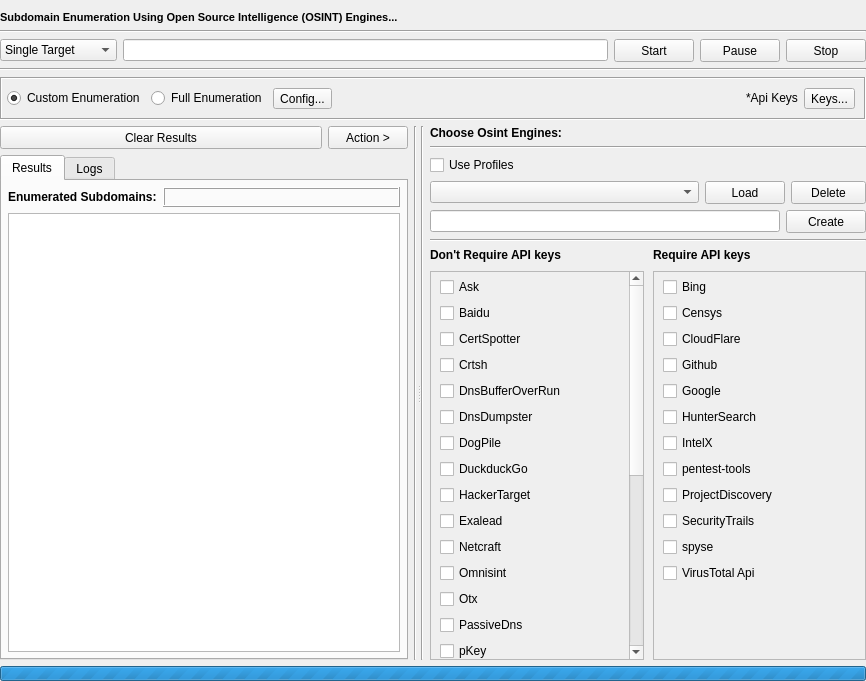
Old version of the form gui/src/engines/osint/Osint.ui in the repository 3nock/OTE.
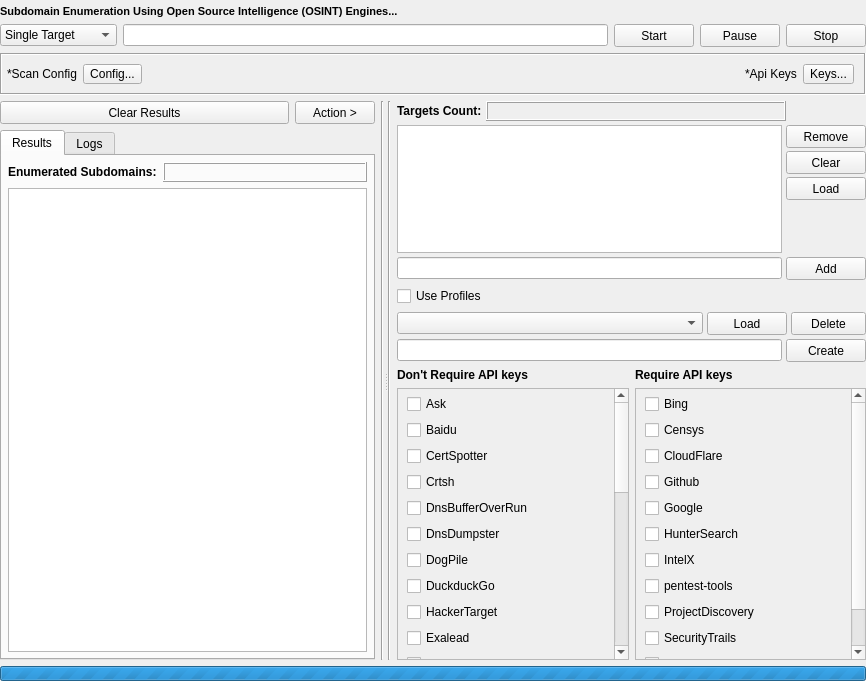
New version of the form.

```diff
--- a/gui/src/engines/osint/Osint.ui
+++ b/gui/src/engines/osint/Osint.ui
@@ -16,10 +16,13 @@
   <property name="styleSheet">
    <string notr="true"/>
   </property>
-  <layout class="QVBoxLayout" name="verticalLayout_17">
+  <layout class="QVBoxLayout" name="verticalLayout_12">
    <property name="leftMargin">
     <number>0</number>
    </property>
+   <property name="topMargin">
+    <number>5</number>
+   </property>
    <property name="rightMargin">
     <number>0</number>
    </property>
@@ -52,16 +55,6 @@
        </property>
       </widget>
      </item>
-     <item>
-      <widget class="Line" name="line">
-       <property name="styleSheet">
-        <string notr="true"/>
-       </property>
-       <property name="orientation">
-        <enum>Qt::Horizontal</enum>
-       </property>
-      </widget>
-     </item>
     </layout>
    </item>
    <item>
@@ -184,16 +177,6 @@
        </item>
       </layout>
      </item>
-     <item>
-      <widget class="Line" name="line_3">
-       <property name="styleSheet">
-        <string notr="true"/>
-       </property>
-       <property name="orientation">
-        <enum>Qt::Horizontal</enum>
-       </property>
-      </widget>
-     </item>
     </layout>
    </item>
    <item>
@@ -206,6 +189,18 @@
          <verstretch>0</verstretch>
         </sizepolicy>
        </property>
+       <property name="minimumSize">
+        <size>
+         <width>0</width>
+         <height>42</height>
+        </size>
+       </property>
+       <property name="maximumSize">
+        <size>
+         <width>16777215</width>
+         <height>42</height>
+        </size>
+       </property>
        <property name="styleSheet">
         <string notr="true"/>
        </property>
@@ -220,22 +215,12 @@
          <number>5</number>
         </property>
         <property name="rightMargin">
-         <number>9</number>
+         <number>10</number>
         </property>
         <item>
-         <widget class="QRadioButton" name="radioButton_customScan">
+         <widget class="QLabel" name="label">
           <property name="text">
-           <string>Custom Enumeration</string>
-          </property>
-          <property name="checked">
-           <bool>true</bool>
-          </property>
-         </widget>
-        </item>
-        <item>
-         <widget class="QRadioButton" name="radioButton_fullScan">
-          <property name="text">
-           <string>Full Enumeration</string>
+           <string>*Scan Config</string>
           </property>
          </widget>
         </item>
@@ -607,17 +592,47 @@
         </widget>
        </item>
        <item>
-        <layout class="QVBoxLayout" name="verticalLayout_14">
+        <layout class="QVBoxLayout" name="verticalLayout_10">
          <item>
+          <widget class="QFrame" name="frame_targets">
+           <property name="frameShape">
+            <enum>QFrame::NoFrame</enum>
+           </property>
+           <property name="frameShadow">
+            <enum>QFrame::Sunken</enum>
+           </property>
           <layout class="QVBoxLayout" name="verticalLayout_16">
+            <property name="spacing">
+             <number>4</number>
+            </property>
+            <property name="leftMargin">
+             <number>0</number>
+            </property>
+            <property name="topMargin">
+             <number>0</number>
+            </property>
+            <property name="rightMargin">
+             <number>0</number>
+            </property>
+            <property name="bottomMargin">
+             <number>0</number>
+            </property>
+            <item>
+             <layout class="QHBoxLayout" name="horizontalLayout_10">
            <item>
             <widget class="QLabel" name="label_8">
              <property name="sizePolicy">
-              <sizepolicy hsizetype="Preferred" vsizetype="Maximum">
+                 <sizepolicy hsizetype="Maximum" vsizetype="Preferred">
                <horstretch>0</horstretch>
                <verstretch>0</verstretch>
               </sizepolicy>
              </property>
+                <property name="minimumSize">
+                 <size>
+                  <width>70</width>
+                  <height>0</height>
+                 </size>
+                </property>
              <property name="font">
               <font>
                <weight>75</weight>
@@ -628,21 +643,194 @@
               <string notr="true"/>
              </property>
              <property name="text">
-              <string>Choose Osint Engines:</string>
+                 <string>Targets Count:</string>
              </property>
             </widget>
            </item>
            <item>
-            <widget class="Line" name="line_10">
+               <widget class="QLabel" name="label_targetsCount">
+                <property name="minimumSize">
+                 <size>
+                  <width>0</width>
+                  <height>0</height>
+                 </size>
+                </property>
              <property name="styleSheet">
               <string notr="true"/>
              </property>
+                <property name="frameShape">
+                 <enum>QFrame::Box</enum>
+                </property>
+                <property name="frameShadow">
+                 <enum>QFrame::Raised</enum>
+                </property>
+                <property name="text">
+                 <string/>
+                </property>
+               </widget>
+              </item>
+              <item>
+               <spacer name="horizontalSpacer_2">
              <property name="orientation">
               <enum>Qt::Horizontal</enum>
              </property>
-            </widget>
-           </item>
-          </layout>
+                <property name="sizeType">
+                 <enum>QSizePolicy::Fixed</enum>
+                </property>
+                <property name="sizeHint" stdset="0">
+                 <size>
+                  <width>80</width>
+                  <height>20</height>
+                 </size>
+                </property>
+               </spacer>
+              </item>
+             </layout>
+            </item>
+            <item>
+             <layout class="QHBoxLayout" name="horizontalLayout_11">
+              <item>
+               <widget class="QListWidget" name="listWidget_targets">
+                <property name="styleSheet">
+                 <string notr="true"/>
+                </property>
+                <property name="editTriggers">
+                 <set>QAbstractItemView::DoubleClicked</set>
+                </property>
+                <property name="selectionMode">
+                 <enum>QAbstractItemView::ExtendedSelection</enum>
+                </property>
+                <property name="verticalScrollMode">
+                 <enum>QAbstractItemView::ScrollPerPixel</enum>
+                </property>
+                <property name="horizontalScrollMode">
+                 <enum>QAbstractItemView::ScrollPerPixel</enum>
+                </property>
+               </widget>
+              </item>
+              <item>
+               <layout class="QVBoxLayout" name="verticalLayout_17">
+                <property name="spacing">
+                 <number>3</number>
+                </property>
+                <item>
+                 <widget class="QPushButton" name="pushButton_removeTargets">
+                  <property name="sizePolicy">
+                   <sizepolicy hsizetype="Fixed" vsizetype="Fixed">
+                    <horstretch>0</horstretch>
+                    <verstretch>0</verstretch>
+                   </sizepolicy>
+                  </property>
+                  <property name="minimumSize">
+                   <size>
+                    <width>75</width>
+                    <height>23</height>
+                   </size>
+                  </property>
+                  <property name="styleSheet">
+                   <string notr="true"/>
+                  </property>
+                  <property name="text">
+                   <string>Remove</string>
+                  </property>
+                 </widget>
+                </item>
+                <item>
+                 <widget class="QPushButton" name="pushButton_clearTargets">
+                  <property name="sizePolicy">
+                   <sizepolicy hsizetype="Fixed" vsizetype="Fixed">
+                    <horstretch>0</horstretch>
+                    <verstretch>0</verstretch>
+                   </sizepolicy>
+                  </property>
+                  <property name="minimumSize">
+                   <size>
+                    <width>75</width>
+                    <height>23</height>
+                   </size>
+                  </property>
+                  <property name="styleSheet">
+                   <string notr="true"/>
+                  </property>
+                  <property name="text">
+                   <string>Clear</string>
+                  </property>
+                 </widget>
+                </item>
+                <item>
+                 <widget class="QPushButton" name="pushButton_loadTargets">
+                  <property name="sizePolicy">
+                   <sizepolicy hsizetype="Fixed" vsizetype="Fixed">
+                    <horstretch>0</horstretch>
+                    <verstretch>0</verstretch>
+                   </sizepolicy>
+                  </property>
+                  <property name="minimumSize">
+                   <size>
+                    <width>75</width>
+                    <height>23</height>
+                   </size>
+                  </property>
+                  <property name="styleSheet">
+                   <string notr="true"/>
+                  </property>
+                  <property name="text">
+                   <string>Load</string>
+                  </property>
+                 </widget>
+                </item>
+                <item>
+                 <spacer name="verticalSpacer_3">
+                  <property name="orientation">
+                   <enum>Qt::Vertical</enum>
+                  </property>
+                  <property name="sizeHint" stdset="0">
+                   <size>
+                    <width>20</width>
+                    <height>40</height>
+                   </size>
+                  </property>
+                 </spacer>
+                </item>
+               </layout>
+              </item>
+             </layout>
+            </item>
+            <item>
+             <layout class="QHBoxLayout" name="horizontalLayout_12">
+              <item>
+               <widget class="QLineEdit" name="lineEdit_multipleTargets">
+                <property name="styleSheet">
+                 <string notr="true"/>
+                </property>
+               </widget>
+              </item>
+              <item>
+               <widget class="QPushButton" name="pushButton_addTargets">
+                <property name="sizePolicy">
+                 <sizepolicy hsizetype="Fixed" vsizetype="Fixed">
+                  <horstretch>0</horstretch>
+                  <verstretch>0</verstretch>
+                 </sizepolicy>
+                </property>
+                <property name="minimumSize">
+                 <size>
+                  <width>75</width>
+                  <height>23</height>
+                 </size>
+                </property>
+                <property name="styleSheet">
+                 <string notr="true"/>
+                </property>
+                <property name="text">
+                 <string>Add</string>
+                </property>
+               </widget>
+              </item>
+             </layout>
+            </item>
+           </layout>
+          </widget>
          </item>
          <item>
           <widget class="QCheckBox" name="checkBox_useProfiles">
@@ -667,7 +855,7 @@
            </property>
            <layout class="QVBoxLayout" name="verticalLayout_7">
             <property name="spacing">
-             <number>6</number>
+             <number>4</number>
             </property>
             <property name="leftMargin">
              <number>0</number>
@@ -803,26 +991,9 @@
           </widget>
          </item>
          <item>
-          <layout class="QVBoxLayout" name="verticalLayout_13">
-           <item>
-            <widget class="Line" name="line_4">
-             <property name="styleSheet">
-              <string notr="true"/>
-             </property>
-             <property name="orientation">
-              <enum>Qt::Horizontal</enum>
-             </property>
-            </widget>
-           </item>
-           <item>
             <layout class="QHBoxLayout" name="horizontalLayout_3">
-             <property name="spacing">
-              <number>9</number>
-             </property>
              <item>
-              <layout class="QVBoxLayout" name="verticalLayout_12">
-               <item>
-                <layout class="QVBoxLayout" name="verticalLayout_10">
+            <layout class="QVBoxLayout" name="verticalLayout_8">
                  <item>
                   <widget class="QLabel" name="label_6">
                    <property name="sizePolicy">
@@ -851,8 +1022,6 @@
                    </property>
                   </widget>
                  </item>
-                </layout>
-               </item>
                <item>
                 <widget class="QScrollArea" name="scrollArea">
                  <property name="cursor" stdset="0">
@@ -887,7 +1056,7 @@
                    <rect>
                     <x>0</x>
                     <y>0</y>
-                    <width>182</width>
+                  <width>206</width>
                     <height>654</height>
                    </rect>
                   </property>
@@ -1122,8 +1291,6 @@
              <item>
               <layout class="QVBoxLayout" name="verticalLayout_9">
                <item>
-                <layout class="QVBoxLayout" name="verticalLayout_8">
-                 <item>
                   <widget class="QLabel" name="label_7">
                    <property name="sizePolicy">
                     <sizepolicy hsizetype="Preferred" vsizetype="Maximum">
@@ -1151,8 +1318,6 @@
                    </property>
                   </widget>
                  </item>
-                </layout>
-               </item>
                <item>
                 <widget class="QScrollArea" name="scrollArea_requireApiKey">
                  <property name="contextMenuPolicy">
@@ -1184,8 +1349,8 @@
                    <rect>
                     <x>0</x>
                     <y>0</y>
-                    <width>198</width>
-                    <height>310</height>
+                  <width>206</width>
+                  <height>286</height>
                    </rect>
                   </property>
                   <layout class="QVBoxLayout" name="verticalLayout_6">
@@ -1303,8 +1468,6 @@
           </layout>
          </item>
         </layout>
-       </item>
-      </layout>
      </widget>
     </widget>
    </item>
```
Left out of the diff: 3 changed lines with no effect on the pictures. Lines whose indentation alone changed are shown as unchanged.
